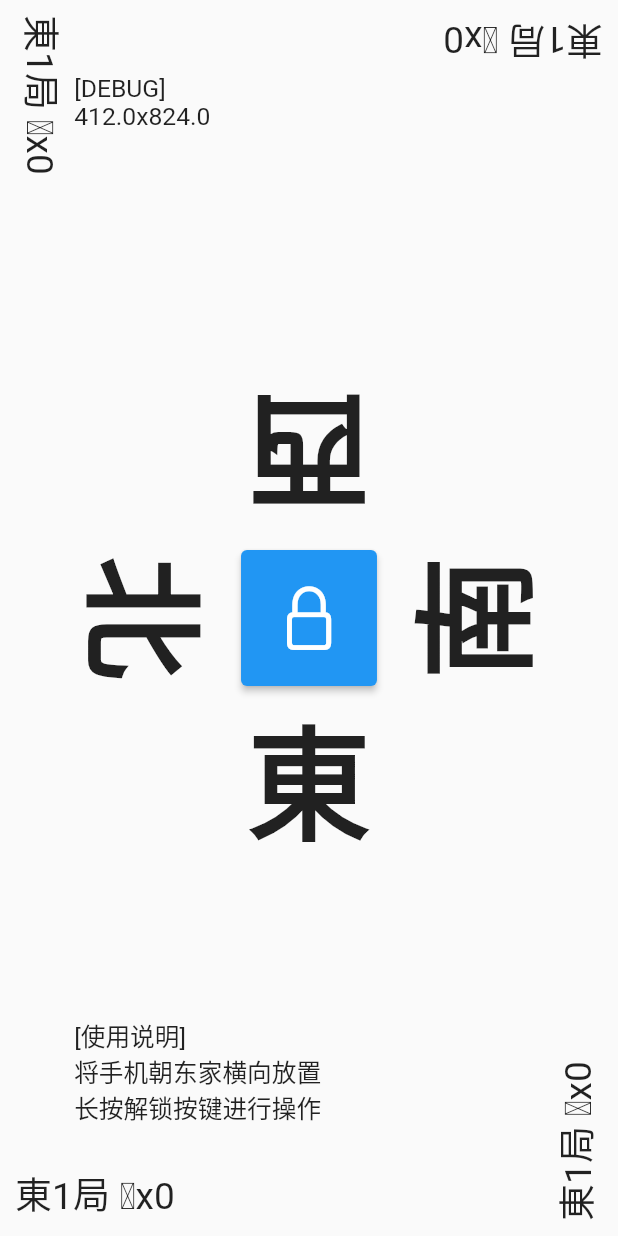
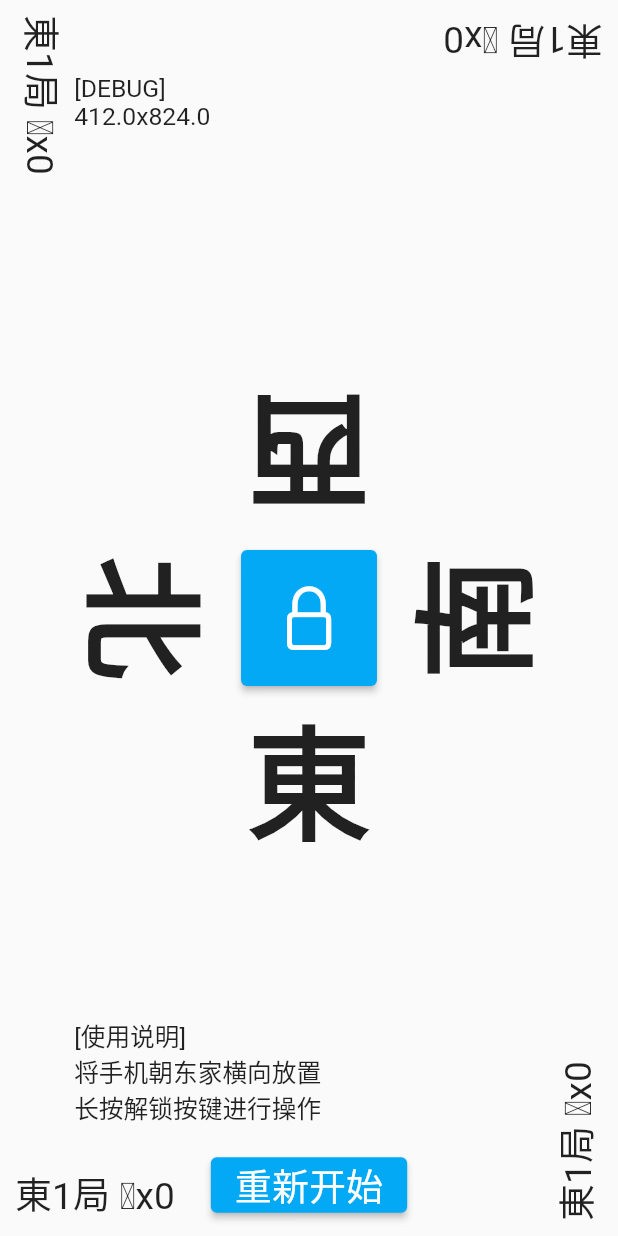
Before and after one commit to Ex-Studio/OfflineMahjongIndicator, a Flutter app: the screen it shows after launch, on a phone screen of 412 x 824 dp. Run offline on Flutter 3.47's test engine with Material 2 defaults, Android fonts, the phone set to English and light mode, and no system bars.

Commit message:
add button at bottomCenter

```diff
--- a/lib/_constants.dart
+++ b/lib/_constants.dart
@@ -1,6 +1,16 @@
+import 'package:flutter/material.dart';
+
+// [sizes]
+
 const double centerButtonIconSizePercentage = 0.12;
 const double centerButtonPaddingSizePercentage = 0.05;
 const double centerLargeTextSizePercentage = 0.20;
 const double cornerSmallTextSizePercentage = 0.06;
+const double operationButtonTextSizePercentage = 0.06;
+const double operationButtonIconSizePercentage = 0.06;
 
 const double debugTextSizePercentage = 0.04;
+
+// [colors]
+
+const Color appAccentColor = Colors.lightBlue;
--- a/lib/_widgets.dart
+++ b/lib/_widgets.dart
@@ -47,3 +47,44 @@
     }
   }
 }
+
+enum MyRoundEnum { bottomCenter, topCenter, leftCenter, rightCenter }
+
+// use it in a `Stack`
+class MyRoundCenterWidget extends StatelessWidget {
+  final MyRoundEnum position;
+  final double padding;
+  final Widget child;
+  MyRoundCenterWidget({
+    super.key,
+    required this.position,
+    this.padding = 10.0,
+    required this.child,
+  });
+
+  @override
+  Widget build(BuildContext context) {
+    switch (position) {
+      case MyRoundEnum.bottomCenter:
+        return Positioned.fill(
+          bottom: padding,
+          child: Align(alignment: Alignment.bottomCenter, child: child),
+        );
+      case MyRoundEnum.topCenter:
+        return Positioned.fill(
+          top: padding,
+          child: Align(alignment: Alignment.topCenter, child: child),
+        );
+      case MyRoundEnum.leftCenter:
+        return Positioned.fill(
+          left: padding,
+          child: Align(alignment: Alignment.centerLeft, child: child),
+        );
+      case MyRoundEnum.rightCenter:
+        return Positioned.fill(
+          right: padding,
+          child: Align(alignment: Alignment.centerRight, child: child),
+        );
+    }
+  }
+}
--- a/lib/main.dart
+++ b/lib/main.dart
@@ -53,6 +53,23 @@ ${MyExtensions.screenWidth(context)}x${MyExtensions.screenHeight(context)}
 
     return Stack(
       children: [
+        CenterView(),
+        MyCornerWidget(
+            corner: MyCornerEnum.bottomLeft,
+            rotationQuarterTurns: 0,
+            child: currentJuChangText),
+        MyCornerWidget(
+            corner: MyCornerEnum.bottomRight,
+            rotationQuarterTurns: 3,
+            child: currentJuChangText),
+        MyCornerWidget(
+            corner: MyCornerEnum.topRight,
+            rotationQuarterTurns: 2,
+            child: currentJuChangText),
+        MyCornerWidget(
+            corner: MyCornerEnum.topLeft,
+            rotationQuarterTurns: 1,
+            child: currentJuChangText),
         MyCornerWidget(
             padding: MyExtensions.screenLengthShorter(context) *
                 2.0 *
@@ -71,23 +88,25 @@ ${MyExtensions.screenWidth(context)}x${MyExtensions.screenHeight(context)}
                 style: TextStyle(
                     fontSize: MyExtensions.screenLengthShorter(context) *
                         debugTextSizePercentage))),
-        CenterView(),
-        MyCornerWidget(
-            corner: MyCornerEnum.bottomLeft,
-            rotationQuarterTurns: 0,
-            child: currentJuChangText),
-        MyCornerWidget(
-            corner: MyCornerEnum.bottomRight,
-            rotationQuarterTurns: 3,
-            child: currentJuChangText),
-        MyCornerWidget(
-            corner: MyCornerEnum.topRight,
-            rotationQuarterTurns: 2,
-            child: currentJuChangText),
-        MyCornerWidget(
-            corner: MyCornerEnum.topLeft,
-            rotationQuarterTurns: 1,
-            child: currentJuChangText),
+        MyRoundCenterWidget(
+            position: MyRoundEnum.bottomCenter,
+            child: Consumer<MyModel>(
+              builder: (context, model, child) {
+                return ElevatedButton(
+                    onPressed: () {
+                      model.restartGame();
+                    },
+                    style: ElevatedButton.styleFrom(
+                      backgroundColor: appAccentColor,
+                      foregroundColor: Colors.white,
+                    ),
+                    child: Text("重新开始",
+                        style: TextStyle(
+                            fontSize:
+                                MyExtensions.screenLengthShorter(context) *
+                                    operationButtonTextSizePercentage)));
+              },
+            ))
       ],
     );
   }
@@ -141,11 +160,10 @@ class CenterView extends StatelessWidget {
                         }
                       },
                       style: ElevatedButton.styleFrom(
-                        // shape: CircleBorder(),
                         padding: EdgeInsets.all(
                             MyExtensions.screenLengthShorter(context) *
                                 centerButtonPaddingSizePercentage),
-                        backgroundColor: Colors.blue,
+                        backgroundColor: appAccentColor,
                         foregroundColor: Colors.white,
                       ),
                       child: Icon(
```
Also changed, not shown: 1 other file.
